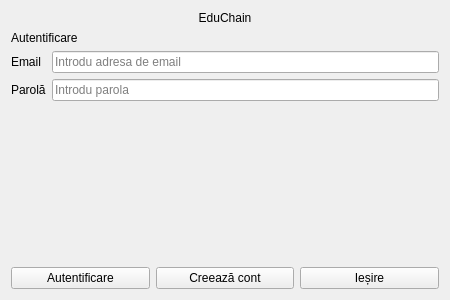
Old version of the form gui/LoginWindow.ui in the repository Cozmin-crypto/EduChainProject.
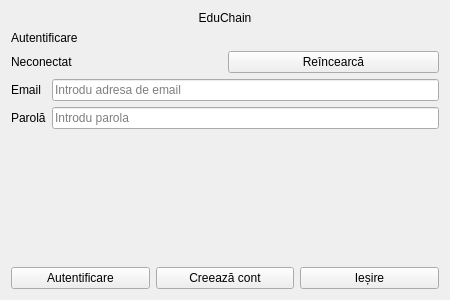
New version of the form.

What changed in the file:
```diff
--- a/gui/LoginWindow.ui
+++ b/gui/LoginWindow.ui
@@ -23,6 +23,12 @@
      <property name="text"><string>Autentificare</string></property>
     </widget>
    </item>
+   <item>
+    <layout class="QHBoxLayout" name="connectionLayout">
+     <item><widget class="QLabel" name="connectionStatusLabel"><property name="text"><string>Neconectat</string></property></widget></item>
+     <item><widget class="QPushButton" name="retryConnectionButton"><property name="text"><string>Reîncearcă</string></property></widget></item>
+    </layout>
+   </item>
    <item>
     <layout class="QFormLayout" name="credentialsLayout">
      <item row="0" column="0">
```
Lines whose indentation alone changed are shown as unchanged.
